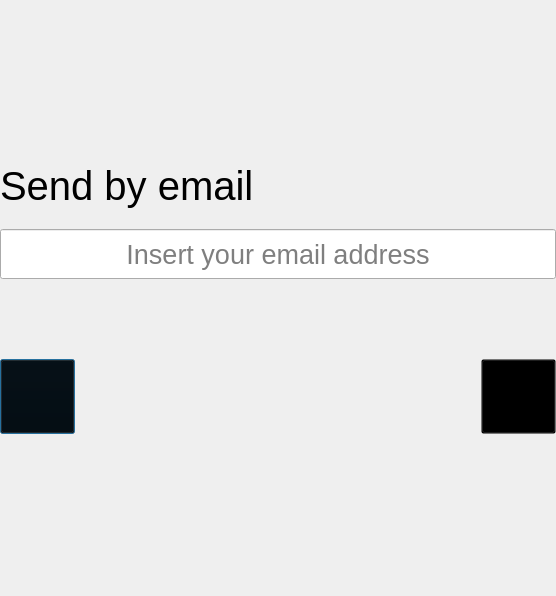
Before: the Qt Designer form src/qtTouch/MailManager.ui in USI-Showroom/WarpMe, drawn with Qt 5.
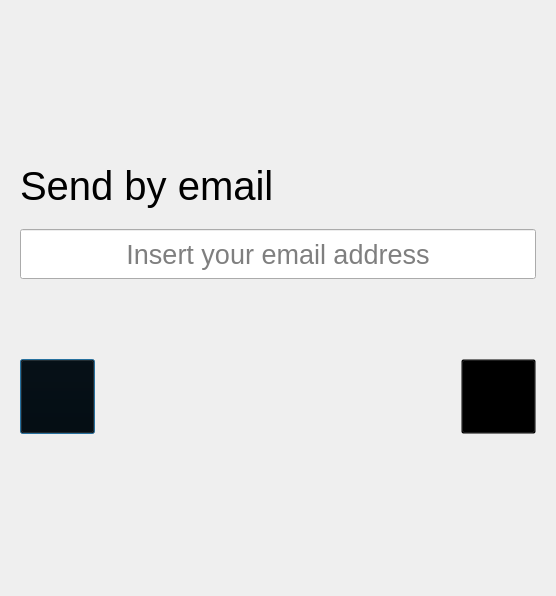
After: the same form once the commit is applied. Icons and pictures are not drawn. Custom widgets are drawn as their Qt base class.

The edit to the form file:
```diff
--- a/src/qtTouch/MailManager.ui
+++ b/src/qtTouch/MailManager.ui
@@ -18,16 +18,16 @@
     <number>20</number>
    </property>
    <property name="leftMargin">
-    <number>0</number>
+    <number>20</number>
    </property>
    <property name="topMargin">
-    <number>0</number>
+    <number>20</number>
    </property>
    <property name="rightMargin">
-    <number>0</number>
+    <number>20</number>
    </property>
    <property name="bottomMargin">
-    <number>0</number>
+    <number>20</number>
    </property>
    <item>
     <spacer name="verticalSpacer_2">
```
